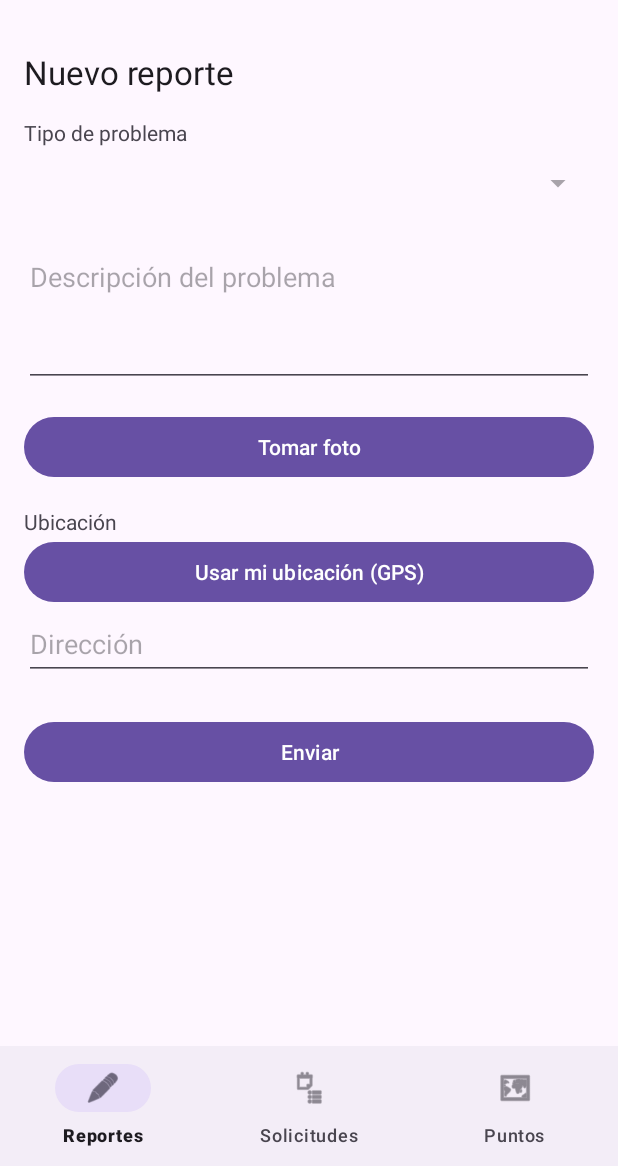
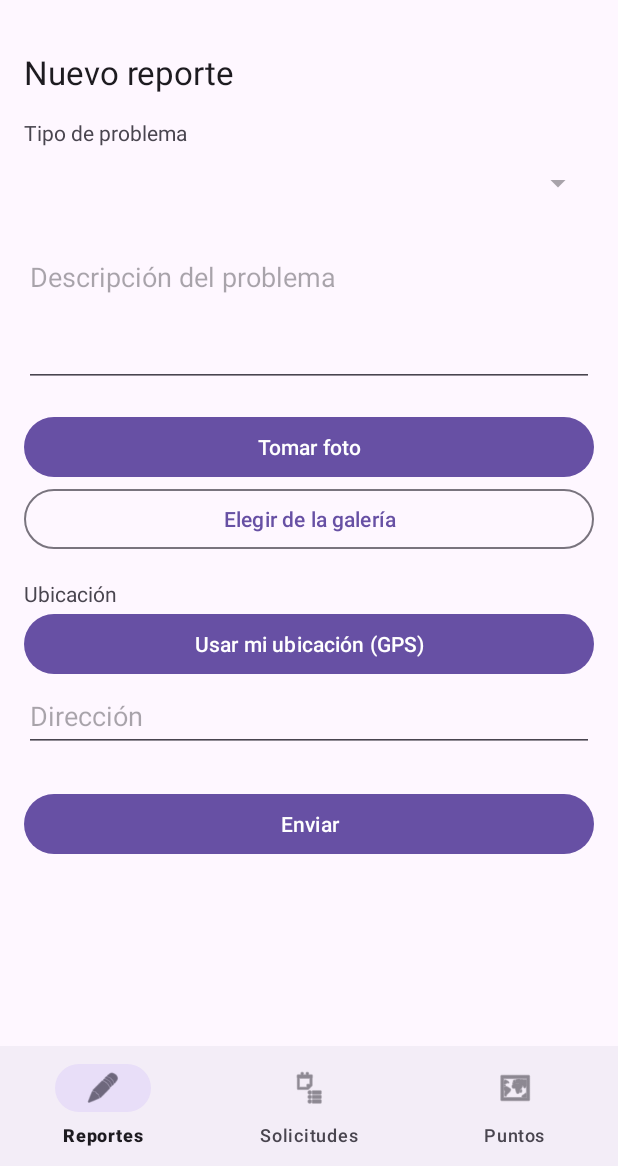
Before and after one commit to Brandon-SGB/Computacion_Movil_EcoBogota, an Android app: the screen it shows after launch (MainActivity), after a tap on "Nuevo reporte", on a phone screen of 412 x 824 dp, the part 70-1236 px from its top. Run offline under Robolectric (Android 15) with nearby library versions, the phone set to English and light mode, and no system bars; 2 statements that could not run were skipped.

Commit message:
P4: elegir la foto del reporte desde la galería (HU-06, D-8)
- Botón Elegir de la galería con el Photo Picker del sistema
  (PickVisualMedia, solo imágenes), sin permisos de almacenamiento ni
  dependencias nuevas (incluido en activity 1.8.0).
- La imagen se copia al mismo archivo temporal de la caché que la foto
  de la cámara, se muestra igual como miniatura y se borra al cerrar
  el formulario. La cámara sigue siendo opcional.

```diff
--- a/app/src/main/java/co/edu/uniminuto/Movil_EcoBogota/ui/CamaraFragment.java
+++ b/app/src/main/java/co/edu/uniminuto/Movil_EcoBogota/ui/CamaraFragment.java
@@ -33,8 +33,8 @@ public class CamaraFragment extends Fragment {
     public static final String CLAVE_RUTA_FOTO = "ruta_foto";
 
     //Archivo temporal de la foto; se guarda en la caché de la app, no en la galería
-    private static final String CARPETA_FOTOS = "fotos";
-    private static final String NOMBRE_FOTO = "foto_reporte.jpg";
+    static final String CARPETA_FOTOS = "fotos";
+    static final String NOMBRE_FOTO = "foto_reporte.jpg";
 
     //Vistas
     private PreviewView pvCamara;
--- a/app/src/main/java/co/edu/uniminuto/Movil_EcoBogota/ui/NuevoReporteFragment.java
+++ b/app/src/main/java/co/edu/uniminuto/Movil_EcoBogota/ui/NuevoReporteFragment.java
@@ -23,6 +23,7 @@ import android.widget.TextView;
 import android.widget.Toast;
 
 import androidx.activity.result.ActivityResultLauncher;
+import androidx.activity.result.PickVisualMediaRequest;
 import androidx.activity.result.contract.ActivityResultContracts;
 import androidx.annotation.NonNull;
 import androidx.annotation.Nullable;
@@ -55,6 +56,7 @@ public class NuevoReporteFragment extends Fragment {
     private TextView tvEstadoNuevoReporte;
     private TextView tvUbicacionGps;
     private Button btnTomarFoto;
+    private Button btnElegirGaleria;
     private Button btnAjustesCamara;
     private ImageView ivFotoReporte;
 
@@ -70,6 +72,11 @@ public class NuevoReporteFragment extends Fragment {
     private final ActivityResultLauncher<String> solicitudPermisoCamara =
             registerForActivityResult(new ActivityResultContracts.RequestPermission(),
                     this::onRespuestaPermisoCamara);
+
+    //Selector de fotos del sistema (Photo Picker); no necesita permisos de almacenamiento (D-8)
+    private final ActivityResultLauncher<PickVisualMediaRequest> selectorGaleria =
+            registerForActivityResult(new ActivityResultContracts.PickVisualMedia(),
+                    this::onImagenElegida);
 
     @Override
     public void onCreate(@Nullable Bundle savedInstanceState) {
@@ -98,6 +105,7 @@ public class NuevoReporteFragment extends Fragment {
         btnGps.setOnClickListener(this::usarGps);
         btnEnviarReporte.setOnClickListener(this::enviarReporte);
         btnTomarFoto.setOnClickListener(this::tomarFoto);
+        btnElegirGaleria.setOnClickListener(this::elegirDeGaleria);
         btnAjustesCamara.setOnClickListener(this::abrirAjustes);
     }
 
@@ -112,6 +120,7 @@ public class NuevoReporteFragment extends Fragment {
         tvEstadoNuevoReporte = view.findViewById(R.id.tvEstadoNuevoReporte);
         tvUbicacionGps = view.findViewById(R.id.tvUbicacionGps);
         btnTomarFoto = view.findViewById(R.id.btnTomarFoto);
+        btnElegirGaleria = view.findViewById(R.id.btnElegirGaleria);
         btnAjustesCamara = view.findViewById(R.id.btnAjustesCamara);
         ivFotoReporte = view.findViewById(R.id.ivFotoReporte);
         //Los tipos de problema llegan del backend; mientras tanto la lista queda deshabilitada
@@ -173,6 +182,24 @@ public class NuevoReporteFragment extends Fragment {
             }
         }
         return false;
+    }
+
+    //Método del botón Elegir de la galería: abre el Photo Picker solo con imágenes
+    private void elegirDeGaleria(View view) {
+        try {
+            selectorGaleria.launch(new PickVisualMediaRequest.Builder()
+                    .setMediaType(ActivityResultContracts.PickVisualMedia.ImageOnly.INSTANCE)
+                    .build());
+        } catch (Exception e) {
+            Log.i("galeria", "error al abrir el selector de fotos " + e.getMessage());
+        }
+    }
+
+    //Método que recibe la imagen elegida; si el usuario cancela llega null y no cambia nada
+    private void onImagenElegida(Uri imagen) {
+        if (imagen != null && !viewModel.usarFotoGaleria(imagen)) {
+            Toast.makeText(requireContext(), R.string.galeria_error, Toast.LENGTH_LONG).show();
+        }
     }
 
     //Método del botón Tomar foto: el permiso de cámara se pide solo en este momento (D-4)
--- a/app/src/main/res/layout/fragment_nuevo_reporte.xml
+++ b/app/src/main/res/layout/fragment_nuevo_reporte.xml
@@ -47,6 +47,13 @@
             android:layout_height="wrap_content"
             android:layout_marginTop="16dp"
             android:text="@string/btn_tomar_foto" />
+
+        <Button
+            android:id="@+id/btnElegirGaleria"
+            style="?attr/materialButtonOutlinedStyle"
+            android:layout_width="match_parent"
+            android:layout_height="wrap_content"
+            android:text="@string/btn_elegir_galeria" />
 
         <Button
             android:id="@+id/btnAjustesCamara"
--- a/app/src/main/res/values/strings.xml
+++ b/app/src/main/res/values/strings.xml
@@ -87,6 +87,8 @@
 
     <!-- Cámara del reporte (HU-06) -->
     <string name="btn_tomar_foto">Tomar foto</string>
+    <string name="btn_elegir_galeria">Elegir de la galería</string>
+    <string name="galeria_error">No fue posible usar la imagen elegida; inténtalo de nuevo</string>
     <string name="btn_capturar">Capturar</string>
     <string name="btn_cancelar">Cancelar</string>
     <string name="btn_reintentar">Reintentar</string>
```
Also changed, not shown: app/src/main/java/co/edu/uniminuto/Movil_EcoBogota/ui/NuevoReporteViewModel.java (+30 -0 lines).
